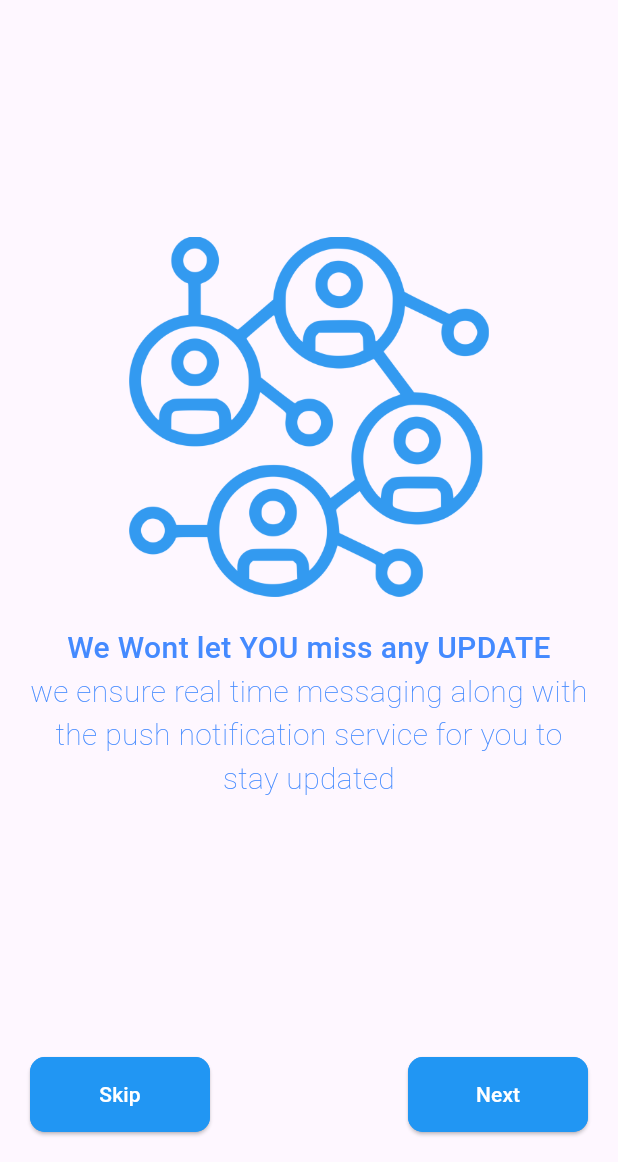
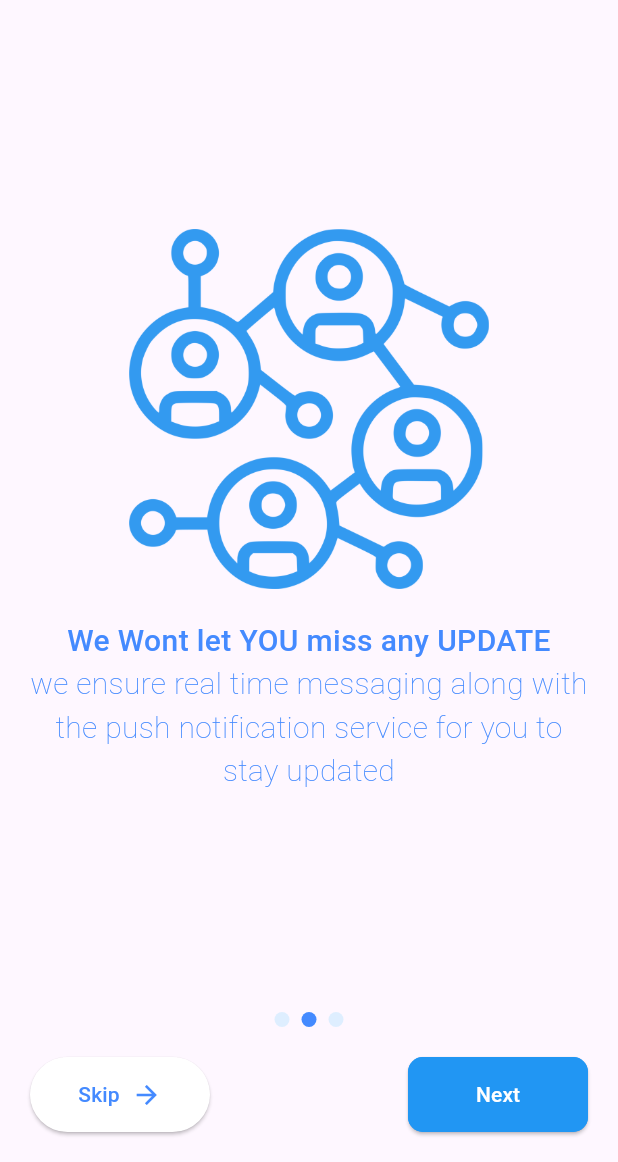
Before and after one commit to rudramistry001/ApnaChat, a Flutter app: the screen it shows after launch, swiped to page 2, on a phone screen of 412 x 824 dp, the part 74-1236 px from its top. Run offline on Flutter 3.47's test engine with Material 3 defaults, Android fonts, the light colour scheme and no system bars; drawn by our look-alikes of carousel_slider, smooth_page_indicator; our stand-ins replace cached_network_image, cloud_firestore, firebase_auth, firebase_core, fluttertoast; accounts and stored records are empty.

Commit message:
added app icons and custom animated slider

```diff
--- a/login/lib/screens/onboard_screen.dart
+++ b/login/lib/screens/onboard_screen.dart
@@ -4,6 +4,7 @@ import 'package:carousel_slider/carousel_slider.dart';
 import 'package:flutter/material.dart';
 import 'package:login/auth/loginscreen.dart';
 import 'package:login/auth/signuppage.dart';
+import 'package:smooth_page_indicator/smooth_page_indicator.dart';
 
 class OnBoardScreen extends StatefulWidget {
   const OnBoardScreen({Key? key});
@@ -73,6 +74,24 @@ class _OnBoardScreenState extends State<OnBoardScreen> {
               ),
             ),
           ),
+          AnimatedSmoothIndicator(
+            activeIndex: _currentPage,
+            count: 3,
+            effect: SwapEffect(
+              radius: 10,
+              dotWidth: 10,
+              dotHeight: 10,
+              activeDotColor: Colors.blueAccent,
+              dotColor: Colors.lightBlueAccent.withOpacity(0.17),
+            ),
+            onDotClicked: (index) {
+              _carouselController.animateToPage(
+                index,
+                duration: const Duration(milliseconds: 500),
+                curve: Curves.ease,
+              );
+            },
+          ),
           // Buttons at the bottom
           Padding(
             padding: const EdgeInsets.all(20.0),
@@ -136,19 +155,24 @@ class _OnBoardScreenState extends State<OnBoardScreen> {
                     },
                     style: ElevatedButton.styleFrom(
                       // Set button size
-                      foregroundColor: Colors.white,
-                      backgroundColor: Colors.blue,
+                      foregroundColor: Colors.grey,
+                      backgroundColor: Colors.white,
                       minimumSize: const Size(120, 50),
-
-                      // Set button border
-                      shape: RoundedRectangleBorder(
-                        borderRadius: BorderRadius.circular(
-                            10.0), // Adjust the border radius as needed
-                        side: const BorderSide(
-                            color: Colors.blue), // Set border color
-                      ),
                     ),
-                    child: const Text("Skip"),
+                    child: const Row(
+                      children: [
+                        Text(
+                          "Skip",
+                          style: TextStyle(color: Colors.blueAccent),
+                        ),
+                        SizedBox(width: 8.0), // Adjust the spacing as needed
+                        Icon(
+                          Icons.arrow_forward,
+                          color: Colors.blueAccent,
+                          size: 20.0, // Adjust the size as needed
+                        ),
+                      ],
+                    ),
                   ),
                 if (_currentPage < 2)
                   ElevatedButton(
--- a/login/pubspec.yaml
+++ b/login/pubspec.yaml
@@ -43,6 +43,7 @@ dependencies:
   cached_network_image: ^3.3.0
   carousel_slider: ^4.2.1
   flutter_svg: ^2.0.9
+  smooth_page_indicator: ^1.1.0
 
 dev_dependencies:
   flutter_test:
```
Also changed, not shown: login/lib/screens/homescreen.dart (+26 -14 lines), login/pubspec.lock, 1 other file.
